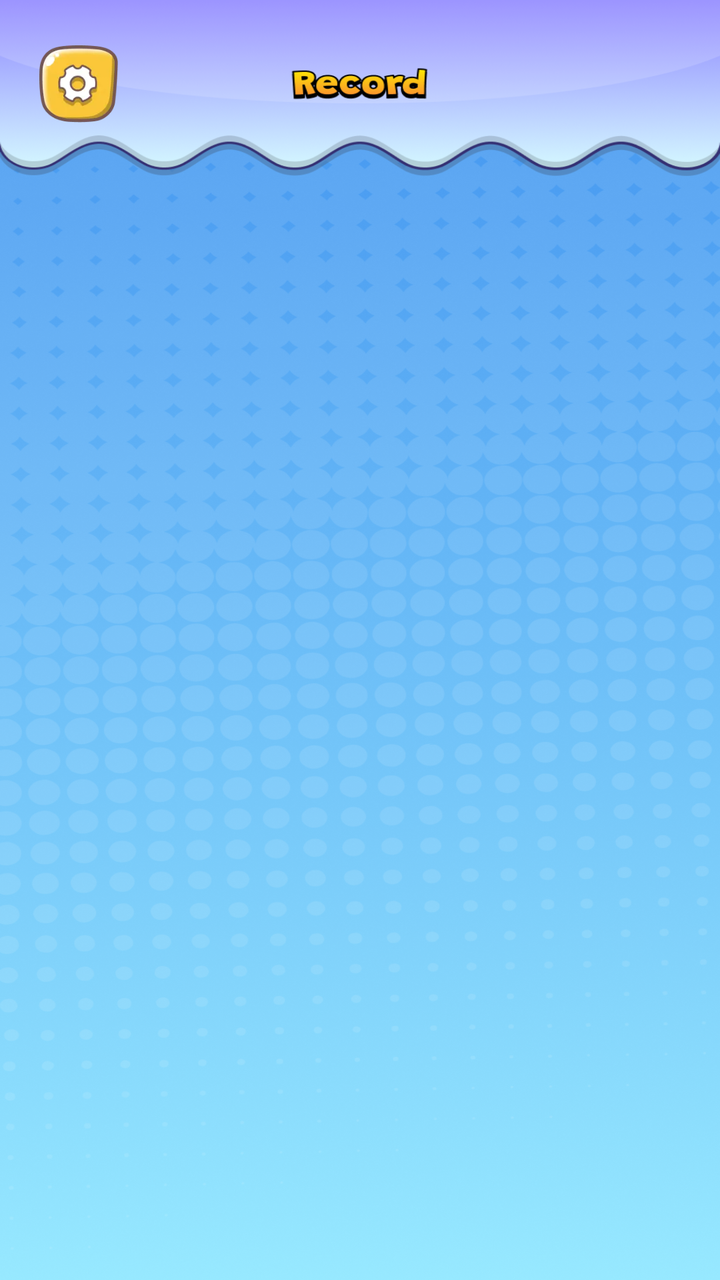
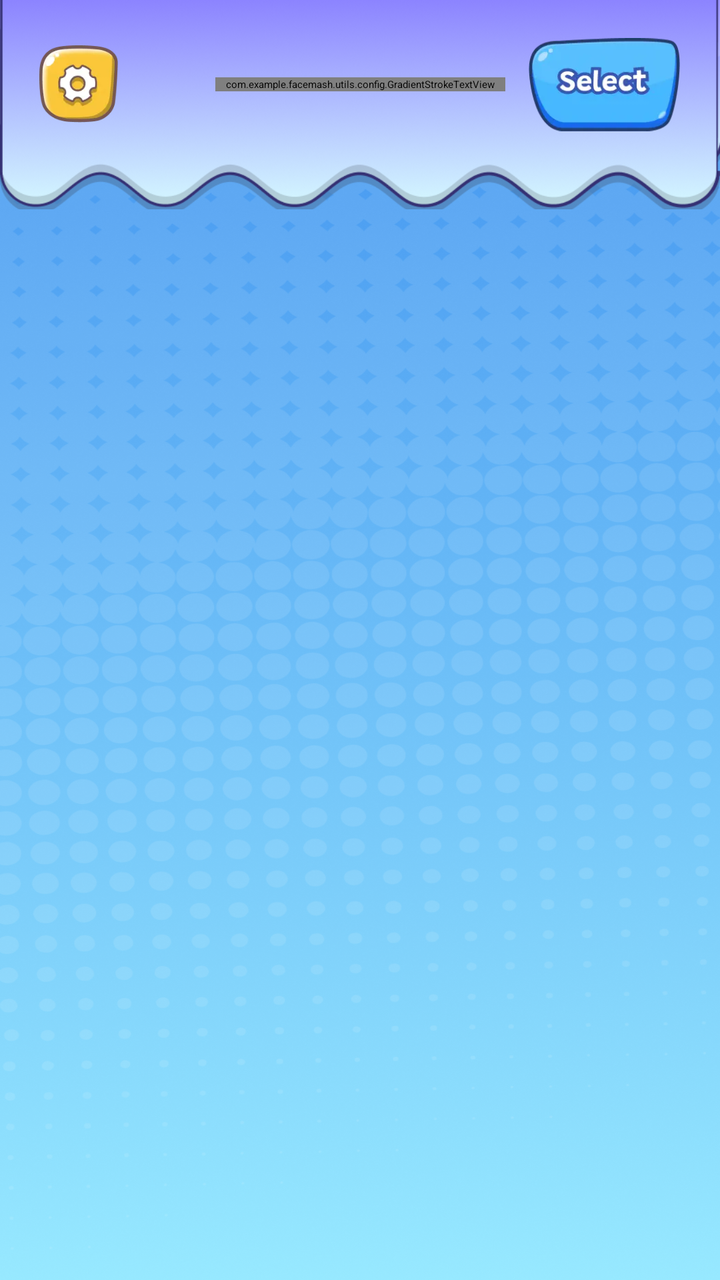

The first picture is an Android layout as it rendered before a commit; the second is the same layout after the commit. The layout source and the unified diff follow.
<!-- AndroidManifest.xml: application theme Theme.App.Starting -->
<!-- res/layout/fragment_record.xml -->
<?xml version="1.0" encoding="utf-8"?>
<androidx.constraintlayout.widget.ConstraintLayout
    xmlns:android="http://schemas.android.com/apk/res/android"
    xmlns:app="http://schemas.android.com/apk/res-auto"
    xmlns:tools="http://schemas.android.com/tools"
    android:layout_width="match_parent"
    android:layout_height="match_parent"
    android:background="@drawable/bg_record">

    <androidx.constraintlayout.widget.Guideline
        android:id="@+id/my_horizontal_guideline"
        android:layout_width="wrap_content"
        android:layout_height="wrap_content"
        android:orientation="horizontal"
        app:layout_constraintGuide_percent="0.0658" />

    <ImageView
        android:id="@+id/btn_setting"
        android:layout_width="@dimen/_36sdp"
        android:layout_height="@dimen/_36sdp"
        android:src="@drawable/ic_setting"
        app:layout_constraintDimensionRatio="150:48"
        app:layout_constraintStart_toStartOf="parent"
        app:layout_constraintTop_toTopOf="@id/my_horizontal_guideline"
        app:layout_constraintBottom_toBottomOf="@id/my_horizontal_guideline"
        android:layout_marginStart="@dimen/_18sdp"/>

</androidx.constraintlayout.widget.ConstraintLayout>
<!-- resources referenced by this layout -->
<resources>
  <dimen name="_18sdp">55.64dp</dimen>
  <dimen name="_36sdp">111.27dp</dimen>
  <!-- drawable bg_record: png bitmap (drawable, 734442 bytes) -->
  <!-- drawable ic_setting: webp bitmap (drawable, 2838 bytes) -->
  <style name="Theme.App.Starting" parent="Theme.SplashScreen">
          <item name="windowSplashScreenBackground">@color/white</item>
          <item name="windowSplashScreenAnimatedIcon">@mipmap/ic_launcher</item>
          <item name="postSplashScreenTheme">@style/Theme.MyApp</item>
      </style>
  <color name="white">#FFFFFFFF</color>
  <style name="Theme.MyApp" parent="Theme.MaterialComponents.DayNight.NoActionBar">
      </style>
</resources>

<!-- the commit's change to res/layout/fragment_record.xml (unified diff, before → after) -->
@@ -5,7 +5,7 @@
     xmlns:tools="http://schemas.android.com/tools"
     android:layout_width="match_parent"
     android:layout_height="match_parent"
-    android:background="@drawable/bg_record">
+    android:background="@drawable/bg_default">
 
     <androidx.constraintlayout.widget.Guideline
         android:id="@+id/my_horizontal_guideline"
@@ -13,6 +13,26 @@
         android:layout_height="wrap_content"
         android:orientation="horizontal"
         app:layout_constraintGuide_percent="0.0658" />
+
+    <androidx.recyclerview.widget.RecyclerView
+        android:id="@+id/rv_record"
+        android:layout_width="0dp"
+        android:layout_height="0dp"
+        android:clipToPadding="false"
+        android:paddingTop="@dimen/_60sdp"
+        app:layout_constraintBottom_toBottomOf="parent"
+        app:layout_constraintEnd_toEndOf="parent"
+        app:layout_constraintStart_toStartOf="parent"
+        app:layout_constraintTop_toBottomOf="@+id/btn_setting" />
+
+    <ImageView
+        android:id="@+id/img_above"
+        android:layout_width="match_parent"
+        android:layout_height="0dp"
+        android:scaleType="centerCrop"
+        android:src="@drawable/bg_home_above"
+        app:layout_constraintDimensionRatio="412:120"
+        app:layout_constraintTop_toTopOf="parent"/>
 
     <ImageView
         android:id="@+id/btn_setting"
@@ -25,4 +45,74 @@
         app:layout_constraintBottom_toBottomOf="@id/my_horizontal_guideline"
         android:layout_marginStart="@dimen/_18sdp"/>
 
+    <ImageView
+        android:id="@+id/btn_delete"
+        android:layout_width="@dimen/_36sdp"
+        android:layout_height="@dimen/_36sdp"
+        android:src="@drawable/ic_delete"
+        android:layout_marginEnd="@dimen/_8sdp"
+        android:visibility="gone"
+        app:layout_constraintBottom_toBottomOf="@id/my_horizontal_guideline"
+        app:layout_constraintDimensionRatio="150:48"
+        app:layout_constraintEnd_toStartOf="@+id/btn_send"
+        app:layout_constraintTop_toTopOf="@id/my_horizontal_guideline"
+        app:layout_constraintVertical_bias="0.232" />
+
+    <ImageView
+        android:id="@+id/btn_send"
+        android:layout_width="@dimen/_36sdp"
+        android:layout_height="@dimen/_36sdp"
+        android:src="@drawable/ic_forward"
+        android:layout_marginEnd="@dimen/_18sdp"
+        android:visibility="gone"
+        app:layout_constraintBottom_toBottomOf="@id/my_horizontal_guideline"
+        app:layout_constraintDimensionRatio="150:48"
+        app:layout_constraintEnd_toEndOf="parent"
+        app:layout_constraintTop_toTopOf="@id/my_horizontal_guideline" />
+
+    <ImageView
+        android:id="@+id/btn_select"
+        android:layout_width="@dimen/_70sdp"
+        android:layout_height="wrap_content"
+        android:src="@drawable/ic_select"
+        android:layout_marginEnd="@dimen/_18sdp"
+        app:layout_constraintBottom_toBottomOf="@id/my_horizontal_guideline"
+        app:layout_constraintDimensionRatio="150:48"
+        app:layout_constraintEnd_toEndOf="parent"
+        app:layout_constraintTop_toTopOf="@id/my_horizontal_guideline" />
+
+    <ImageView
+        android:id="@+id/btn_back"
+        android:layout_width="@dimen/_36sdp"
+        android:layout_height="@dimen/_36sdp"
+        android:src="@drawable/ic_back"
+        android:visibility="gone"
+        app:layout_constraintDimensionRatio="150:48"
+        app:layout_constraintStart_toStartOf="parent"
+        app:layout_constraintTop_toTopOf="@id/my_horizontal_guideline"
+        app:layout_constraintBottom_toBottomOf="@id/my_horizontal_guideline"
+        android:layout_marginStart="@dimen/_18sdp"/>
+
+
+    <com.example.facemash.utils.config.GradientStrokeTextView
+        android:id="@+id/tv_filter"
+        android:layout_width="wrap_content"
+        android:layout_height="wrap_content"
+        android:fontFamily="@font/grandstander_extrabold"
+        android:paddingHorizontal="@dimen/_5sdp"
+        android:text="@string/record"
+
+        android:textColor="@color/white"
+        android:textSize="@dimen/_24sdp"
+        app:gradientEndColor="#F6B454"
+        app:gradientStartColor="#FEE902"
+        app:layout_constraintBottom_toBottomOf="@+id/btn_select"
+        app:layout_constraintEnd_toEndOf="parent"
+        app:layout_constraintStart_toStartOf="parent"
+        app:layout_constraintTop_toTopOf="@+id/btn_select"
+        app:shadowColor="#000000"
+        app:shadowDy="2dp"
+        app:strokeColor="@color/black"
+        app:strokeWidth="1.5dp" />
+
 </androidx.constraintlayout.widget.ConstraintLayout>
<!-- resource entries referenced after the edit -->
@@ -1,9 +1,21 @@
 <!-- resources referenced by this layout -->
 <resources>
+  <color name="black">#FF000000</color>
   <dimen name="_18sdp">55.64dp</dimen>
+  <dimen name="_24sdp">74.18dp</dimen>
   <dimen name="_36sdp">111.27dp</dimen>
-  <!-- drawable bg_record: png bitmap (drawable, 734442 bytes) -->
+  <dimen name="_5sdp">15.45dp</dimen>
+  <dimen name="_60sdp">185.45dp</dimen>
+  <dimen name="_70sdp">216.36dp</dimen>
+  <dimen name="_8sdp">24.73dp</dimen>
+  <!-- drawable bg_default: png bitmap (drawable, 724722 bytes) -->
+  <!-- drawable bg_home_above: png bitmap (drawable, 69369 bytes) -->
+  <!-- drawable ic_back: png bitmap (drawable, 9397 bytes) -->
+  <!-- drawable ic_delete: webp bitmap (drawable, 2634 bytes) -->
+  <!-- drawable ic_forward: webp bitmap (drawable, 2570 bytes) -->
+  <!-- drawable ic_select: webp bitmap (drawable, 3840 bytes) -->
   <!-- drawable ic_setting: webp bitmap (drawable, 2838 bytes) -->
+  <string name="record">Record</string>
   <style name="Theme.App.Starting" parent="Theme.SplashScreen">
           <item name="windowSplashScreenBackground">@color/white</item>
           <item name="windowSplashScreenAnimatedIcon">@mipmap/ic_launcher</item>
